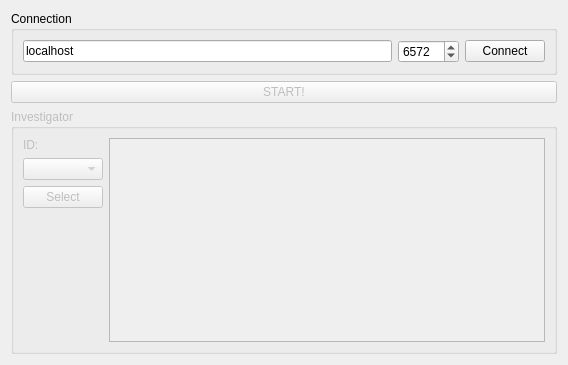
This is arkhorclient/gui/startform.ui in kingnak/arkhor as Qt 5 draws it before an edit. The edited form follows.
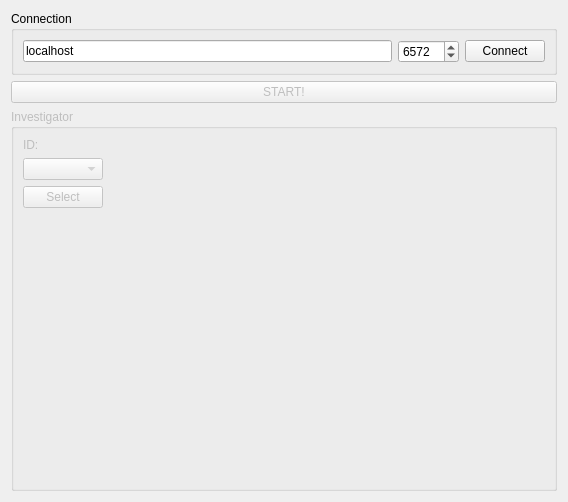
This is the edited form. Custom widgets are drawn as their Qt base class.

Commit message: Investigator sheet on startup

What changed in the file:
```diff
--- a/arkhorclient/gui/startform.ui
+++ b/arkhorclient/gui/startform.ui
@@ -7,7 +7,7 @@
     <x>0</x>
     <y>0</y>
     <width>568</width>
-    <height>365</height>
+    <height>502</height>
    </rect>
   </property>
   <property name="windowTitle">
@@ -65,7 +65,7 @@
      <property name="title">
       <string>Investigator</string>
      </property>
-     <layout class="QHBoxLayout" name="horizontalLayout_3">
+     <layout class="QHBoxLayout" name="horizontalLayout_3" stretch="0,1">
       <item>
        <layout class="QVBoxLayout" name="verticalLayout_2">
         <item>
@@ -112,17 +112,21 @@
        </layout>
       </item>
       <item>
-       <widget class="QTextEdit" name="txtInvDetail">
-        <property name="readOnly">
-         <bool>true</bool>
-        </property>
-       </widget>
+       <widget class="InvestigatorWidget" name="wgtInvestigator" native="true"/>
       </item>
      </layout>
     </widget>
    </item>
   </layout>
  </widget>
+ <customwidgets>
+  <customwidget>
+   <class>InvestigatorWidget</class>
+   <extends>QWidget</extends>
+   <header>gui/investigatorwidget.h</header>
+   <container>1</container>
+  </customwidget>
+ </customwidgets>
  <resources/>
  <connections/>
 </ui>
```
The commit also changes 6 other files.
